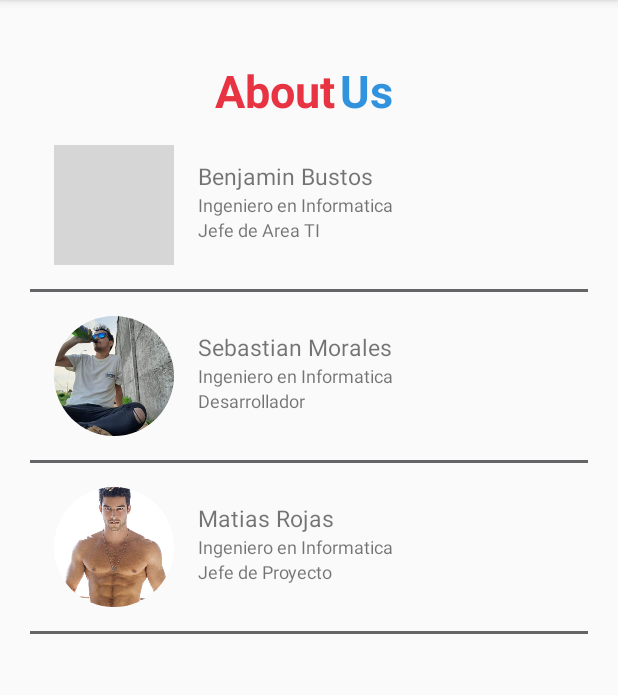
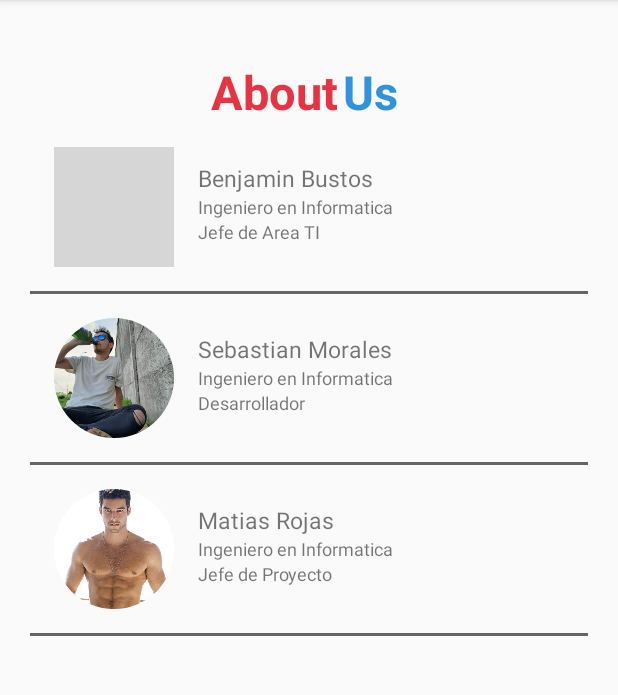
Before and after one commit to sebastianMorales01/InfoGamer, an Android app: the AboutUsActivity screen opened directly, with no data from a screen before it, on a phone screen of 412 x 824 dp, the part 84-779 px from its top. Run offline under Robolectric (Android 15) with nearby library versions, the phone set to English and light mode, and no system bars; our stand-ins replace CircleImageView; grey boxes are pictures that could not be loaded.

Commit message:
Login y About Listo :)

```diff
--- a/app/src/main/res/layout/activity_about_us.xml
+++ b/app/src/main/res/layout/activity_about_us.xml
@@ -13,7 +13,7 @@
         android:layout_height="wrap_content"
         android:id="@+id/about_us"
         android:text="About"
-        android:textSize="30sp"
+        android:textSize="31sp"
         android:layout_centerHorizontal="true"
         android:textColor="#E83442"
         android:textStyle="bold"
@@ -24,7 +24,7 @@
         android:layout_height="wrap_content"
         android:text="Us"
         android:layout_toRightOf="@id/about_us"
-        android:textSize="30sp"
+        android:textSize="31sp"
         android:layout_centerHorizontal="true"
         android:textColor="#3193DD"
         android:textStyle="bold"
```
